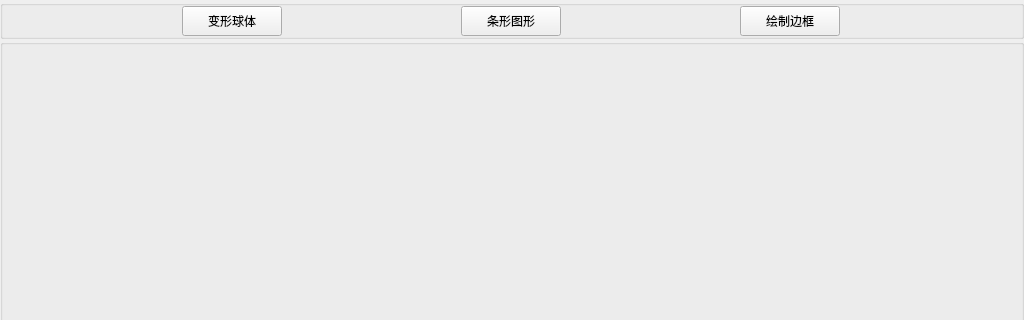
First picture: the form in VTK_Learning/QtVTKApp/QtVTKApp.ui, repository 2694048168/C-and-C-plus-plus, before the edit; both pictures show x 0 to 1024 and y 0 to 320 of the 1024 by 860 pixel window.
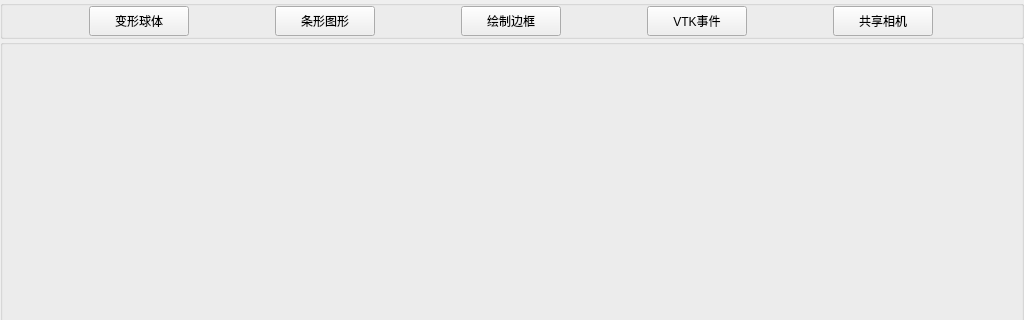
Second picture: the form after the edit.

Commit message: feat(VTK_Learning): Share Camera

Diff of the .ui file:
```diff
--- a/VTK_Learning/QtVTKApp/QtVTKApp.ui
+++ b/VTK_Learning/QtVTKApp/QtVTKApp.ui
@@ -51,25 +51,6 @@
        <property name="spacing">
         <number>0</number>
        </property>
-       <item row="0" column="2">
-        <widget class="QToolButton" name="toolButton_BarChart">
-         <property name="minimumSize">
-          <size>
-           <width>100</width>
-           <height>30</height>
-          </size>
-         </property>
-         <property name="maximumSize">
-          <size>
-           <width>100</width>
-           <height>30</height>
-          </size>
-         </property>
-         <property name="text">
-          <string>条形图形</string>
-         </property>
-        </widget>
-       </item>
        <item row="0" column="1">
         <widget class="QToolButton" name="toolButton_DeformSphere">
          <property name="minimumSize">
@@ -108,6 +89,63 @@
          </property>
         </widget>
        </item>
+       <item row="0" column="4">
+        <widget class="QToolButton" name="toolButton_EventSlot">
+         <property name="minimumSize">
+          <size>
+           <width>100</width>
+           <height>30</height>
+          </size>
+         </property>
+         <property name="maximumSize">
+          <size>
+           <width>100</width>
+           <height>30</height>
+          </size>
+         </property>
+         <property name="text">
+          <string>VTK事件</string>
+         </property>
+        </widget>
+       </item>
+       <item row="0" column="2">
+        <widget class="QToolButton" name="toolButton_BarChart">
+         <property name="minimumSize">
+          <size>
+           <width>100</width>
+           <height>30</height>
+          </size>
+         </property>
+         <property name="maximumSize">
+          <size>
+           <width>100</width>
+           <height>30</height>
+          </size>
+         </property>
+         <property name="text">
+          <string>条形图形</string>
+         </property>
+        </widget>
+       </item>
+       <item row="0" column="5">
+        <widget class="QToolButton" name="toolButton_ShareCamera">
+         <property name="minimumSize">
+          <size>
+           <width>100</width>
+           <height>30</height>
+          </size>
+         </property>
+         <property name="maximumSize">
+          <size>
+           <width>100</width>
+           <height>30</height>
+          </size>
+         </property>
+         <property name="text">
+          <string>共享相机</string>
+         </property>
+        </widget>
+       </item>
       </layout>
      </widget>
     </item>
```
The commit also changes 13 other files.
